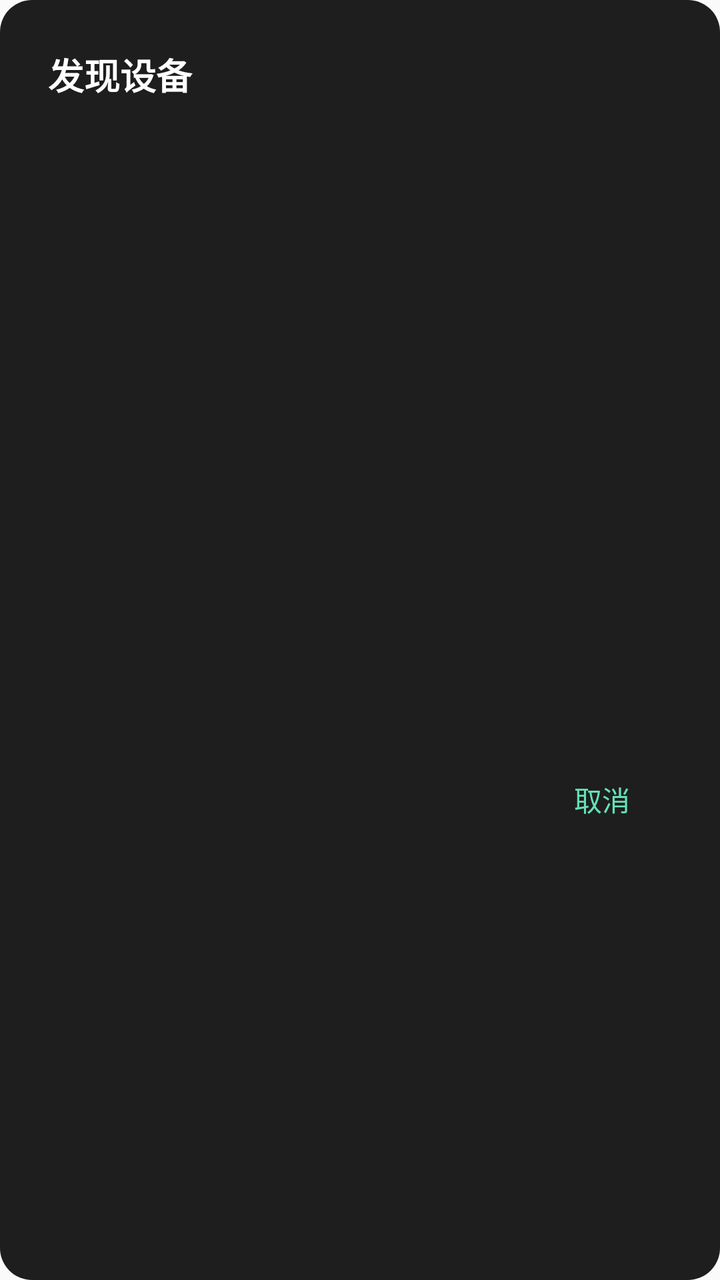
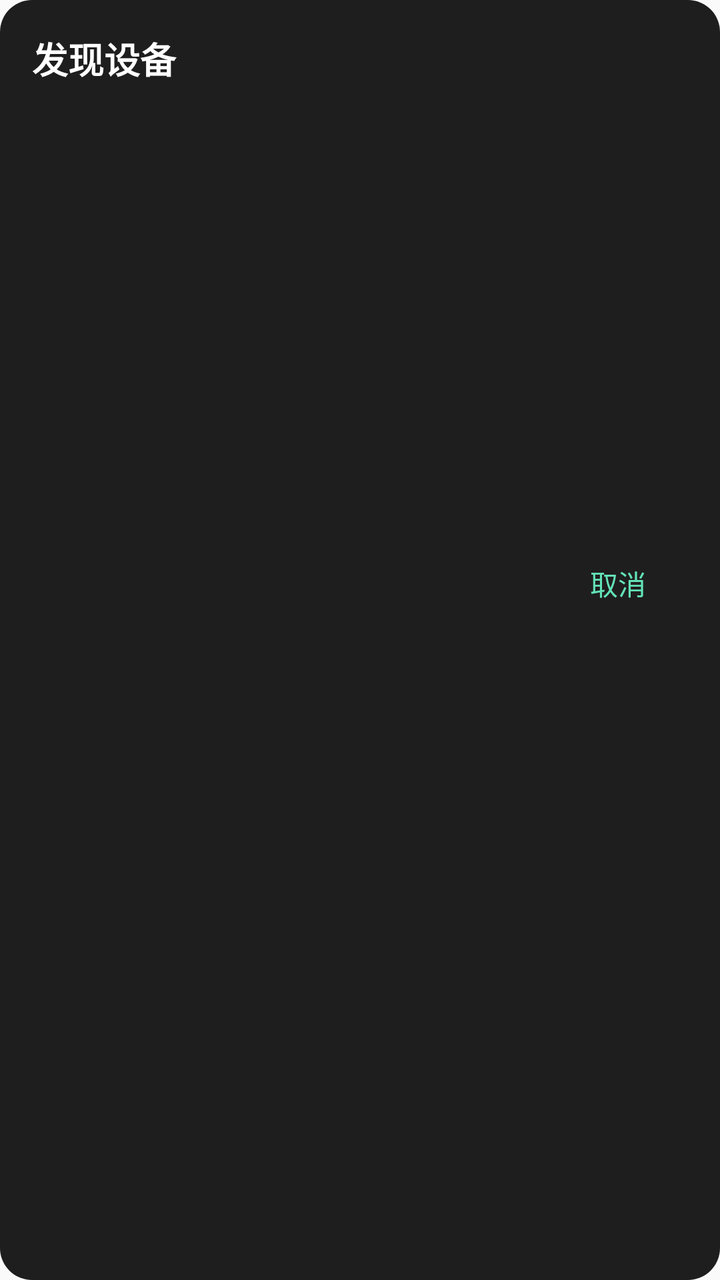

Compare the two renders of this Android layout. The source of the first and the diff that turns it into the second are given below.
<!-- AndroidManifest.xml: application theme Theme.ADBTVRemoteControl -->
<!-- res/layout/dialog_device_scan.xml -->
<?xml version="1.0" encoding="utf-8"?>
<LinearLayout xmlns:android="http://schemas.android.com/apk/res/android"
    xmlns:app="http://schemas.android.com/apk/res-auto"
    android:layout_width="match_parent"
    android:layout_height="wrap_content"
    android:background="@drawable/background_custom_dialog"
    android:orientation="vertical"
    android:padding="24dp">

    <LinearLayout
        android:layout_width="match_parent"
        android:layout_height="wrap_content"
        android:orientation="horizontal"
        android:gravity="center_vertical">

        <TextView
            android:id="@+id/tv_dialog_title"
            android:layout_width="0dp"
            android:layout_height="wrap_content"
            android:layout_weight="1"
            android:text="@string/text_scan_devices"
            android:textColor="@color/text_color"
            android:textSize="18sp"
            android:textStyle="bold" />

        <TextView
            android:id="@+id/tv_device_count"
            android:layout_width="wrap_content"
            android:layout_height="wrap_content"
            android:textColor="@color/green"
            android:textSize="14sp"
            android:textStyle="bold"
            android:visibility="gone" />
    </LinearLayout>

    <FrameLayout
        android:layout_width="match_parent"
        android:layout_height="300dp"
        android:layout_marginTop="16dp"
        android:layout_marginBottom="16dp">

        <androidx.recyclerview.widget.RecyclerView
            android:id="@+id/rv_devices"
            android:layout_width="match_parent"
            android:layout_height="match_parent"
            android:scrollbars="vertical" />

        <LinearLayout
            android:id="@+id/layout_scanning"
            android:layout_width="match_parent"
            android:layout_height="match_parent"
            android:gravity="center"
            android:orientation="vertical"
            android:visibility="gone">

            <ProgressBar
                android:layout_width="40dp"
                android:layout_height="40dp"
                android:indeterminateTint="@color/green" />

            <TextView
                android:id="@+id/tv_scan_progress"
                android:layout_width="wrap_content"
                android:layout_height="wrap_content"
                android:layout_marginTop="16dp"
                android:textColor="@color/text_color"
                android:textSize="14sp"
                android:text="正在扫描..." />
        </LinearLayout>

        <LinearLayout
            android:id="@+id/layout_empty"
            android:layout_width="match_parent"
            android:layout_height="match_parent"
            android:gravity="center"
            android:orientation="vertical"
            android:visibility="gone">

            <ImageView
                android:layout_width="60dp"
                android:layout_height="60dp"
                android:src="@drawable/ic_no_device"
                android:contentDescription="@string/no_devices_found"
                app:tint="@color/text_color_gray" />

            <TextView
                android:id="@+id/tv_empty_message"
                android:layout_width="wrap_content"
                android:layout_height="wrap_content"
                android:layout_marginTop="12dp"
                android:textColor="@color/text_color_gray"
                android:textSize="14sp"
                android:text="@string/no_devices_found" />
        </LinearLayout>

    </FrameLayout>

    <LinearLayout
        android:layout_width="match_parent"
        android:layout_height="wrap_content"
        android:gravity="end"
        android:orientation="horizontal">

        <Button
            android:id="@+id/btn_cancel"
            android:layout_width="70dp"
            android:layout_height="35dp"
            android:background="@drawable/background_btn_tr"
            android:padding="6dp"
            android:text="@string/text_cancel"
            android:textColor="@color/green" />
    </LinearLayout>

</LinearLayout>
<!-- resources referenced by this layout -->
<resources>
  <color name="green">#63e2b7</color>
  <color name="text_color">#FFFFFF</color>
  <color name="text_color_gray">#80FFFFFF</color>
  <!-- drawable background_btn_tr (drawable) -->
  <?xml version="1.0" encoding="utf-8"?>
  <selector xmlns:android="http://schemas.android.com/apk/res/android">
      <item android:state_pressed="false">
          <shape>
              <solid android:color="@android:color/transparent" />
          </shape>
      </item>
      <item android:state_pressed="true">
          <shape>
              <solid android:color="@color/bg_green" />
              <corners android:radius="18dp" />
          </shape>
      </item>
  </selector>
  <!-- drawable background_custom_dialog (drawable) -->
  <?xml version="1.0" encoding="utf-8"?>
  <shape xmlns:android="http://schemas.android.com/apk/res/android"
      android:shape="rectangle">
      <solid android:color="@color/main_bg_color" />
      <corners android:radius="16dp" />
  </shape>
  <!-- drawable ic_no_device (drawable) -->
  <?xml version="1.0" encoding="utf-8"?>
  <vector xmlns:android="http://schemas.android.com/apk/res/android"
      android:width="60dp"
      android:height="60dp"
      android:viewportWidth="24"
      android:viewportHeight="24">
      <path
          android:fillColor="#000000"
          android:pathData="M12,2C6.48,2 2,6.48 2,12s4.48,10 10,10 10,-4.48 10,-10S17.52,2 12,2zM12,20c-4.42,0 -8,-3.58 -8,-8s3.58,-8 8,-8 8,3.58 8,8 -3.58,8 -8,8zM11,7h2v6h-2zM11,15h2v2h-2z"/>
  </vector>
  <string name="no_devices_found">未发现 ADB 设备，请确认设备已开启 ADB 调试</string>
  <string name="text_cancel">取消</string>
  <string name="text_scan_devices">发现设备</string>
  <style name="Theme.ADBTVRemoteControl" parent="Theme.MaterialComponents.DayNight.NoActionBar.Bridge">
          
          <item name="colorPrimary">@color/main_bg_color</item>
          <item name="colorPrimaryVariant">@color/purple_700</item>
          <item name="colorOnPrimary">@color/white</item>
          
          <item name="colorSecondary">@color/teal_200</item>
          <item name="colorSecondaryVariant">@color/teal_700</item>
          <item name="colorOnSecondary">@color/black</item>
          
          <item name="android:statusBarColor" tools:targetApi="l">@color/main_bg_color</item>
          
          <item name="android:windowAnimationStyle">@style/noAnimation</item>
          <item name="android:navigationBarColor">@color/main_bg_color</item>
      </style>
  <color name="bg_green">#3363e2b7</color>
  <color name="main_bg_color">#1E1E1E</color>
  <color name="purple_700">#FF3700B3</color>
  <color name="white">#FFFFFFFF</color>
  <color name="teal_200">#FF03DAC5</color>
  <color name="teal_700">#FF018786</color>
  <color name="black">#FF000000</color>
  <style name="noAnimation">
          <item name="android:activityOpenEnterAnimation">@null</item>
          <item name="android:activityOpenExitAnimation">@null</item>
          <item name="android:activityCloseEnterAnimation">@null</item>
          <item name="android:activityCloseExitAnimation">@null</item>
          <item name="android:taskOpenEnterAnimation">@null</item>
          <item name="android:taskOpenExitAnimation">@null</item>
          <item name="android:taskCloseEnterAnimation">@null</item>
          <item name="android:taskCloseExitAnimation">@null</item>
          <item name="android:taskToFrontEnterAnimation">@null</item>
          <item name="android:taskToFrontExitAnimation">@null</item>
          <item name="android:taskToBackEnterAnimation">@null</item>
          <item name="android:taskToBackExitAnimation">@null</item>
      </style>
</resources>

<!-- the commit's change to res/layout/dialog_device_scan.xml (unified diff, before → after) -->
@@ -4,12 +4,12 @@
     android:layout_width="match_parent"
     android:layout_height="wrap_content"
     android:background="@drawable/background_custom_dialog"
-    android:orientation="vertical"
-    android:padding="24dp">
+    android:orientation="vertical">
 
     <LinearLayout
         android:layout_width="match_parent"
         android:layout_height="wrap_content"
+        android:padding="16dp"
         android:orientation="horizontal"
         android:gravity="center_vertical">
 
@@ -35,9 +35,7 @@
 
     <FrameLayout
         android:layout_width="match_parent"
-        android:layout_height="300dp"
-        android:layout_marginTop="16dp"
-        android:layout_marginBottom="16dp">
+        android:layout_height="200dp">
 
         <androidx.recyclerview.widget.RecyclerView
             android:id="@+id/rv_devices"
@@ -98,6 +96,7 @@
     <LinearLayout
         android:layout_width="match_parent"
         android:layout_height="wrap_content"
+        android:padding="16dp"
         android:gravity="end"
         android:orientation="horizontal">
 
<!-- resource entries referenced after the edit -->
@@ -5,6 +5,7 @@
   <color name="text_color_gray">#80FFFFFF</color>
   <!-- drawable background_btn_tr (drawable) -->
   <?xml version="1.0" encoding="utf-8"?>
+  
   <selector xmlns:android="http://schemas.android.com/apk/res/android">
       <item android:state_pressed="false">
           <shape>
@@ -20,6 +21,7 @@
   </selector>
   <!-- drawable background_custom_dialog (drawable) -->
   <?xml version="1.0" encoding="utf-8"?>
+  
   <shape xmlns:android="http://schemas.android.com/apk/res/android"
       android:shape="rectangle">
       <solid android:color="@color/main_bg_color" />
